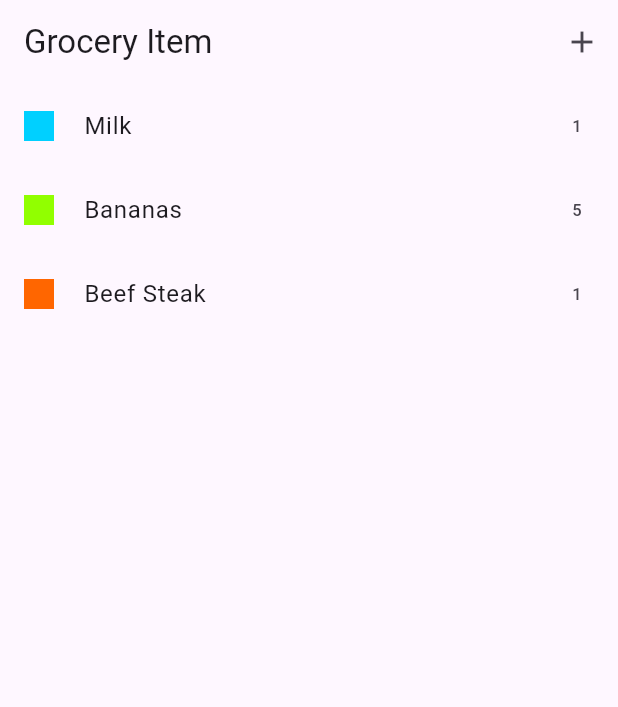
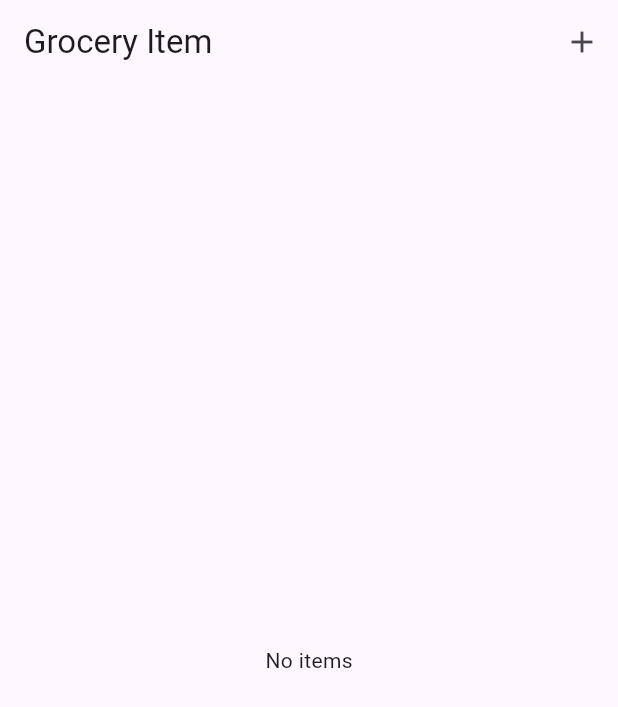
Before and after one commit to taufiqelahi/udemy_flutter_section-11, a Flutter app: the screen it shows after launch, on a phone screen of 412 x 824 dp. Shown: the top 707 px of the screen. Run offline on Flutter 3.47's test engine with Material 3 defaults, Android fonts, the phone set to English and light mode, and no system bars.

Commit message:
working progress

```diff
--- a/lib/data/dummy_items.dart
+++ /dev/null
@@ -1,17 +0,0 @@
-import 'package:udemy_flutter_section11/data/categories.dart';
-import 'package:udemy_flutter_section11/model/grocery_item.dart';
-
-final groceryItems = [
-  GroceryItem(
-      id: 'a', name: 'Milk', quantity: 1, categories: categories[Items.dairy]!),
-  GroceryItem(
-      id: 'b',
-      name: 'Bananas',
-      quantity: 5,
-      categories: categories[Items.fruit]!),
-  GroceryItem(
-      id: 'c',
-      name: 'Beef Steak',
-      quantity: 1,
-      categories: categories[Items.meat]!),
-];
--- a/lib/screen/grocery_item_screen.dart
+++ b/lib/screen/grocery_item_screen.dart
@@ -1,5 +1,4 @@
 import 'package:flutter/material.dart';
-import 'package:udemy_flutter_section11/data/dummy_items.dart';
 import 'package:udemy_flutter_section11/model/grocery_item.dart';
 import 'package:udemy_flutter_section11/screen/new_item_screen.dart';
 
@@ -14,6 +13,27 @@ class _GroceryItemScreenState extends State<GroceryItemScreen> {
   List<GroceryItem>categoryItems=[];
   @override
   Widget build(BuildContext context) {
+    Widget content=categoryItems.isEmpty ?Center(child: Text('No items'),):ListView.builder(
+      itemCount:categoryItems.length,
+      itemBuilder: (BuildContext context, int index) {
+        final items = categoryItems[index];
+        return Dismissible(
+          key: ValueKey(items.id),
+          onDismissed: (v){
+categoryItems.remove(items);
+          },
+          child: ListTile(
+            title: Text(items.name),
+            trailing: Text('${items.quantity}'),
+            leading: Container(
+              height: 20,
+              width: 20,
+              color: items.categories.color,
+            ),
+          ),
+        );
+      },
+    );
     return Scaffold(
       appBar: AppBar(
         title: Text('Grocery Item'),
@@ -29,21 +49,7 @@ class _GroceryItemScreenState extends State<GroceryItemScreen> {
               icon: Icon(Icons.add))
         ],
       ),
-      body: ListView.builder(
-        itemCount:categoryItems.isEmpty? groceryItems.length:categoryItems.length,
-        itemBuilder: (BuildContext context, int index) {
-          final items = categoryItems.isEmpty?groceryItems[index]:categoryItems[index];
-          return ListTile(
-            title: Text(items.name),
-            trailing: Text('${items.quantity}'),
-            leading: Container(
-              height: 20,
-              width: 20,
-              color: items.categories.color,
-            ),
-          );
-        },
-      ),
+      body:content ,
     );
   }
 }
```
